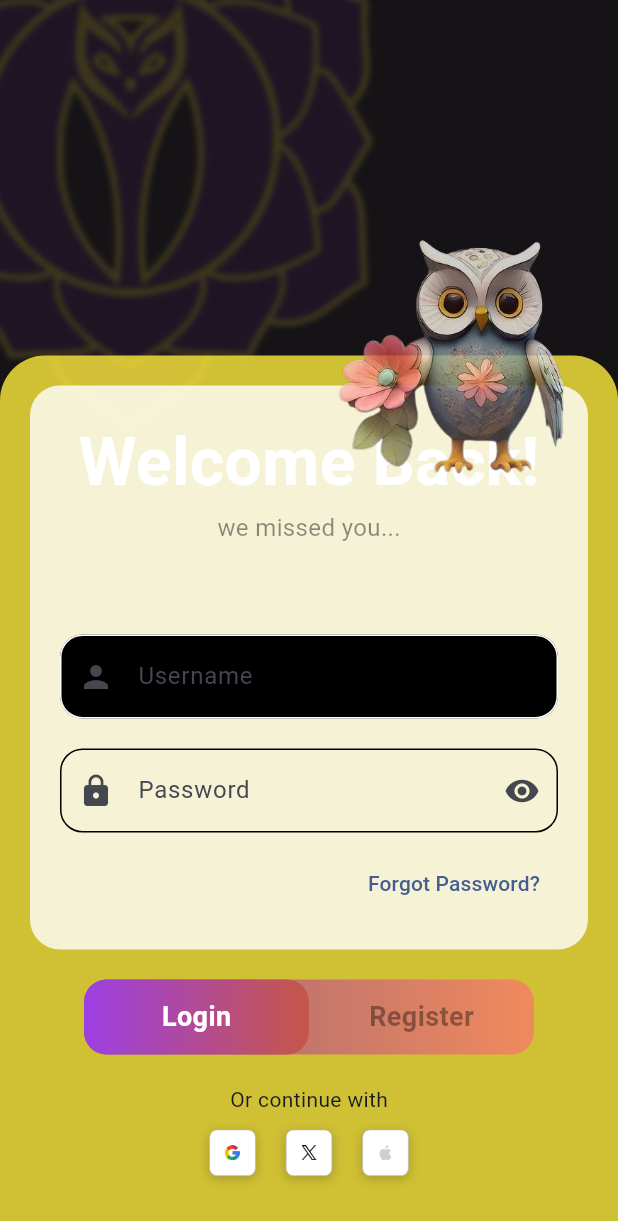
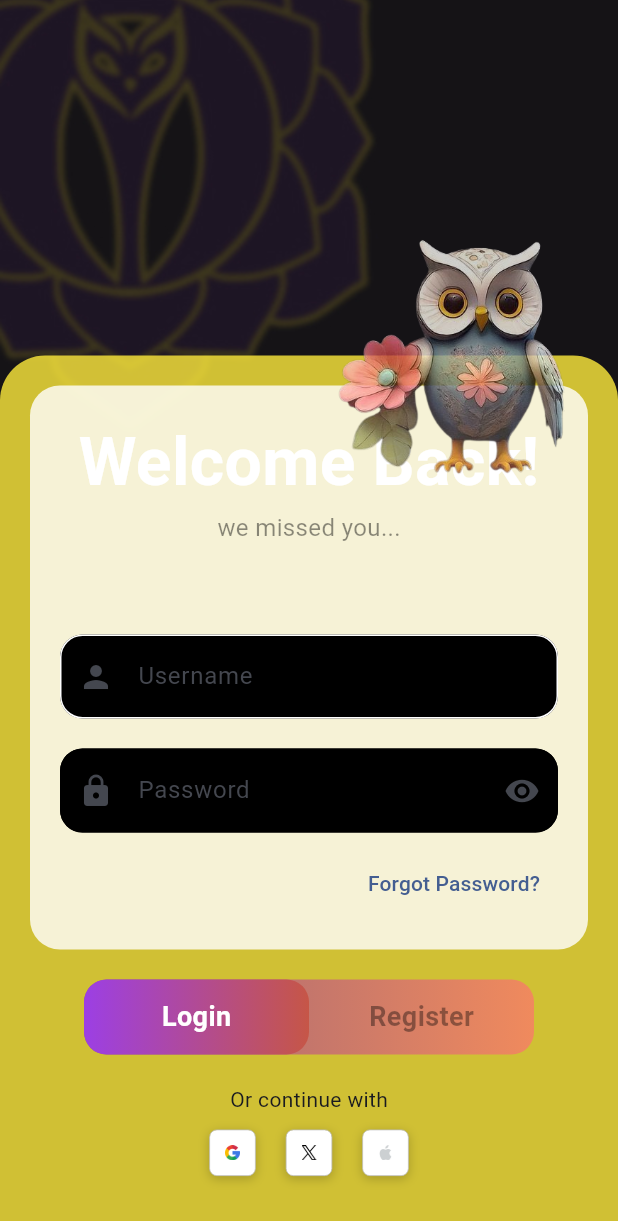
Before and after one commit to veerhegde/PsyGPT, a Flutter app: the AuthScreen screen opened by its route, on a phone screen of 412 x 824 dp. Shown: the top 1221 px of the screen. Run offline on Flutter 3.47's test engine with Material 3 defaults, Android fonts, the phone set to English and light mode, and no system bars; our stand-ins replace flutter_secure_storage, flutter_svg, google_fonts, lottie, material_symbols_icons; missing offline and left inert: dotlottie_loader; accounts and stored records are empty.

```diff
--- a/psy_fe/mindq_ui/lib/screens/userauth.dart
+++ b/psy_fe/mindq_ui/lib/screens/userauth.dart
@@ -129,7 +129,6 @@ class _LoginRegistrationScreenState extends State<AuthScreen> {
                     color: Colors.white,
                   ),
                 ),
-                SizedBox(height: 0),
                 Text(
                   'we missed you...',
                   style: TextStyle(
@@ -160,6 +159,8 @@ class _LoginRegistrationScreenState extends State<AuthScreen> {
         SizedBox(height: 20),
         TextField(
           decoration: InputDecoration(
+            filled: true,
+            fillColor: Colors.black,
             labelText: 'Password',
             prefixIcon: Icon(Icons.lock),
             suffixIcon: Icon(Icons.visibility),
```
